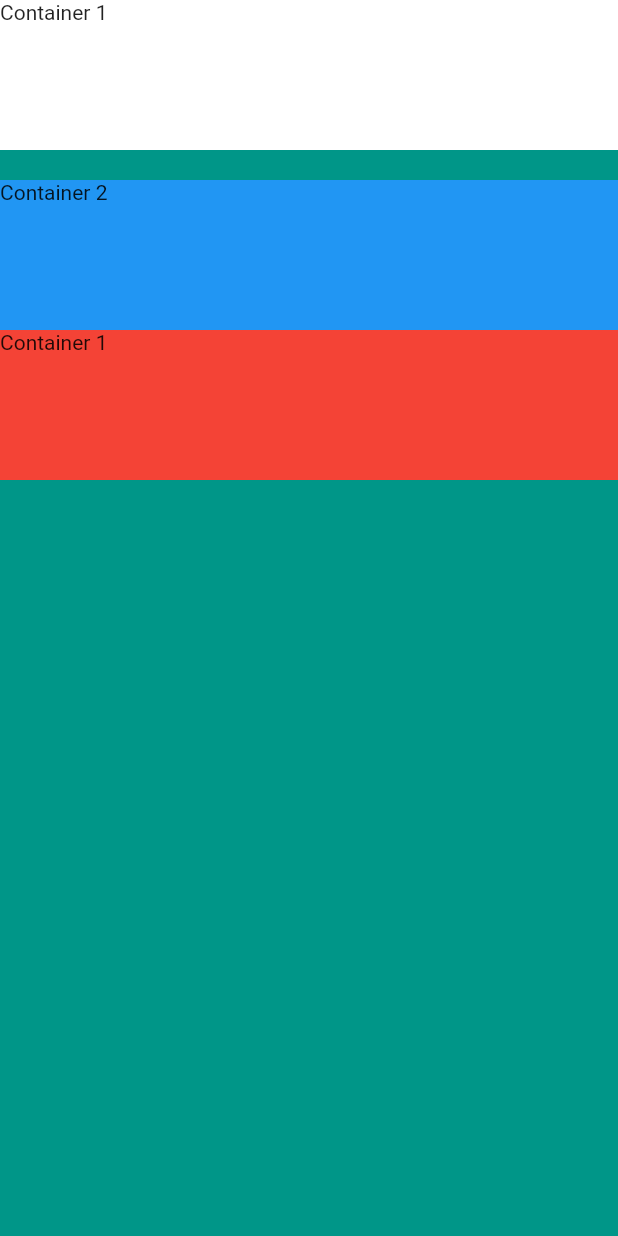
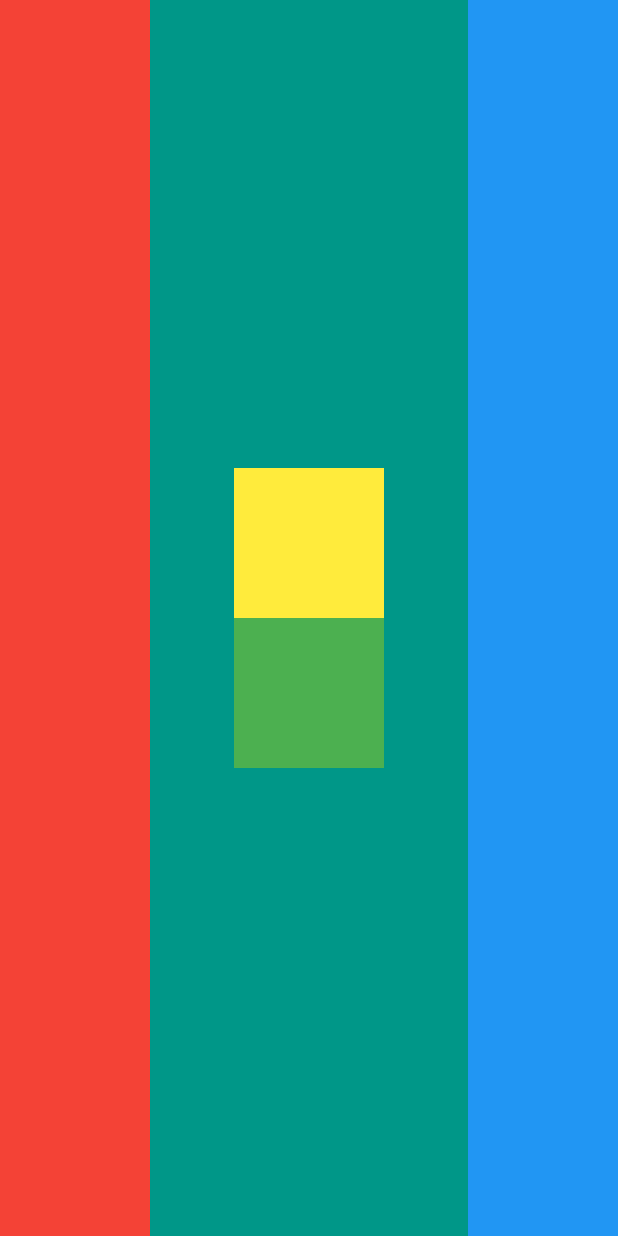
Before and after one commit to Rantoniaina/flutter, a Flutter app: the screen it shows after launch, on a phone screen of 412 x 824 dp. Run offline on Flutter 3.47's test engine with Material 2 defaults, Android fonts, the phone set to English and light mode, and no system bars.

Commit message:
Flutter Layouts Challenge

```diff
--- a/mi_card_flutter/lib/main.dart
+++ b/mi_card_flutter/lib/main.dart
@@ -13,29 +13,35 @@ class MyApp extends StatelessWidget {
       home: Scaffold(
         backgroundColor: Colors.teal,
         body: SafeArea(
-            child: Column(
-          // mainAxisSize: MainAxisSize.min,
-          // verticalDirection: VerticalDirection.down,
-          // mainAxisAlignment: MainAxisAlignment.center,
-          crossAxisAlignment: CrossAxisAlignment.stretch,
+            child: Row(
+          mainAxisAlignment: MainAxisAlignment.spaceBetween,
           children: [
             Container(
-              height: 100.0,
-              color: Colors.white,
-              child: Text('Container 1'),
-            ),
-            SizedBox(
-              height: 20,
+              width: 100.0,
+              color: Colors.red,
             ),
             Container(
-              height: 100.0,
-              color: Colors.blue,
-              child: Text('Container 2'),
+              width: 100.0,
+              color: Colors.teal,
+              child: Column(
+                mainAxisAlignment: MainAxisAlignment.center,
+                children: [
+                  Container(
+                    width: 100,
+                    height: 100,
+                    color: Colors.yellow,
+                  ),
+                  Container(
+                    width: 100,
+                    height: 100,
+                    color: Colors.green,
+                  )
+                ],
+              ),
             ),
             Container(
-              height: 100.0,
-              color: Colors.red,
-              child: Text('Container 1'),
+              width: 100.0,
+              color: Colors.blue,
             ),
           ],
         )),
```
